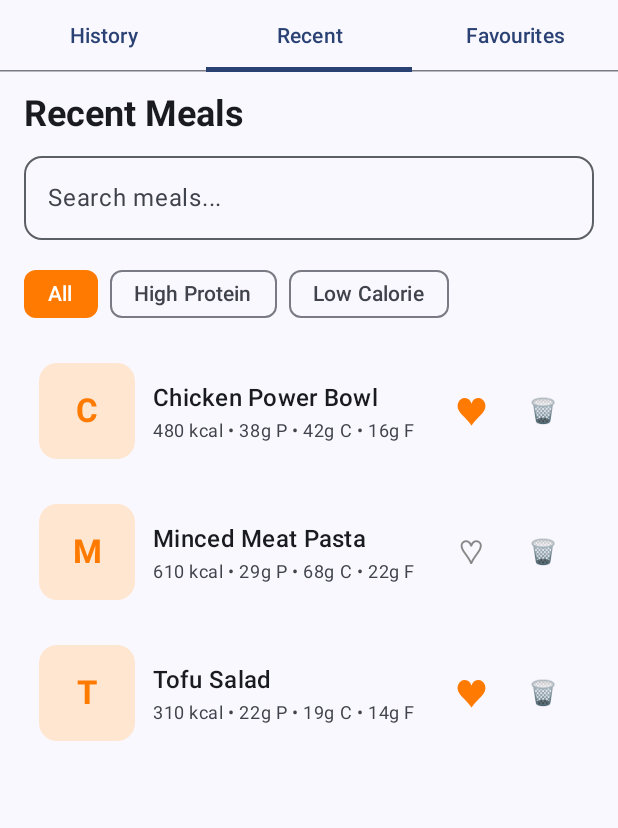
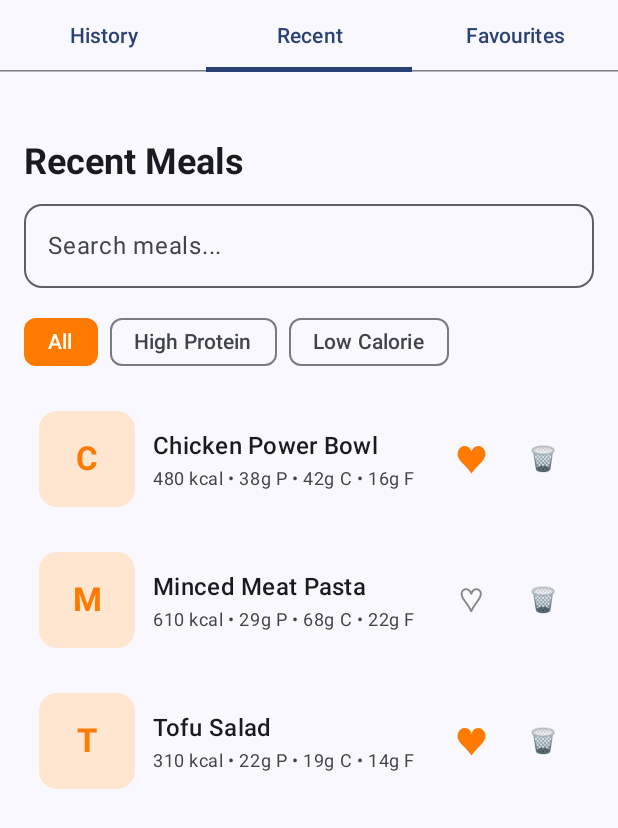
Before and after one commit to gakenyim/NutriSnap, an Android app built with Jetpack Compose: the screen it shows after launch (MainActivity), tab 2 chosen, on a phone screen of 412 x 824 dp. Shown: the top 828 px of the screen. Run offline under Robolectric (Android 15) with nearby library versions, the phone set to English and light mode, and no system bars; our stand-ins replace Room's generated code.

Commit message:
refined screens, adjust top screen spacing and hide delete button on favourites

```diff
--- a/app/src/main/java/com/example/nutrisnap/ui/history/HistoryScreen.kt
+++ b/app/src/main/java/com/example/nutrisnap/ui/history/HistoryScreen.kt
@@ -33,9 +33,7 @@ import androidx.compose.ui.text.font.FontWeight
 import androidx.compose.ui.tooling.preview.Preview
 import androidx.compose.ui.unit.dp
 import com.example.nutrisnap.data.SampleData
-import com.example.nutrisnap.data.models.DailyNutritionSummary
 import com.example.nutrisnap.data.models.Meal
-import com.example.nutrisnap.data.models.toDailySummary
 import java.time.Instant
 import java.time.LocalDate
 import java.time.ZoneId
@@ -49,15 +47,17 @@ fun HistoryScreen(
     meals: List<Meal>,
     dailyCalorieGoal: Int = 2500,
     onToggleFavourite: (Meal) -> Unit,
-    onEditMeal: (Meal) -> Unit,
-    onDeleteMeal: (Meal) -> Unit,
+    onEditMeal: (Meal) -> Unit = {},
+    onDeleteMeal: (Meal) -> Unit = {},
     modifier: Modifier = Modifier
 ) {
     val today = remember { LocalDate.now() }
+    // Generate the last 7 days ending today
     val weekDates = remember { (6L downTo 0L).map { today.minusDays(it) } }
     var selectedDate by remember { mutableStateOf(today) }
     var mealBeingEdited by remember { mutableStateOf<Meal?>(null) }
 
+    // Filter meals whose timestamp falls on the selected date
     val mealsForSelectedDay = meals.filter { meal ->
         val mealDate = Instant.ofEpochMilli(meal.timestamp)
             .atZone(ZoneId.systemDefault())
@@ -65,35 +65,44 @@ fun HistoryScreen(
         mealDate == selectedDate
     }
 
-    // Reuses your DailyNutritionSummary helper for whichever day is tapped
-    val daySummary = meals.toDailySummary(selectedDate)
+    // Calculate daily totals for the selected day
+    val totalKcal = mealsForSelectedDay.sumOf { it.kcal }
+    val totalProtein = mealsForSelectedDay.sumOf { it.protein }
+    val totalCarbs = mealsForSelectedDay.sumOf { it.carbs }
+    val totalFat = mealsForSelectedDay.sumOf { it.fat }
 
     Column(
         modifier = modifier
             .fillMaxSize()
-            .padding(horizontal = 16.dp, vertical = 12.dp),
-        verticalArrangement = Arrangement.spacedBy(14.dp)
+            .padding(start = 16.dp, end = 16.dp, top = 44.dp, bottom = 12.dp),
+        verticalArrangement = Arrangement.spacedBy(12.dp)
     ) {
+        // 1. Top Title
         Text(
             text = "History",
             style = MaterialTheme.typography.headlineSmall,
             fontWeight = FontWeight.Bold
         )
 
+        // 2. 7-Day Date Strip
         DateStrip(
             dates = weekDates,
             selectedDate = selectedDate,
             onDateSelected = { selectedDate = it }
         )
 
+        // 3. Calorie Progress & Macro Summary Card
         DailyCaloriesCard(
-            summary = daySummary,
-            goalKcal = dailyCalorieGoal
+            consumedKcal = totalKcal,
+            goalKcal = dailyCalorieGoal,
+            protein = totalProtein,
+            carbs = totalCarbs,
+            fat = totalFat
         )
 
+        // 4. Section Header + Meals List
         Text(
-            text = if (selectedDate == today) "Today's Activity"
-            else "Activity for ${selectedDate.dayOfMonth} ${selectedDate.month.getDisplayName(TextStyle.SHORT, Locale.getDefault())}",
+            text = if (selectedDate == today) "Today's Activity" else "Activity for ${selectedDate.dayOfMonth} ${selectedDate.month.getDisplayName(TextStyle.SHORT, Locale.getDefault())}",
             style = MaterialTheme.typography.titleMedium,
             fontWeight = FontWeight.SemiBold
         )
@@ -181,10 +190,13 @@ private fun DateStrip(
 
 @Composable
 private fun DailyCaloriesCard(
-    summary: DailyNutritionSummary,
-    goalKcal: Int
+    consumedKcal: Int,
+    goalKcal: Int,
+    protein: Int,
+    carbs: Int,
+    fat: Int
 ) {
-    val progress = (summary.totalKcal.toFloat() / goalKcal.toFloat()).coerceIn(0f, 1f)
+    val progress = (consumedKcal.toFloat() / goalKcal.toFloat()).coerceIn(0f, 1f)
 
     Card(
         modifier = Modifier.fillMaxWidth(),
@@ -210,12 +222,12 @@ private fun DailyCaloriesCard(
                 trackColor = Color(0xFFFFDFC2)
             )
             Text(
-                text = "${summary.totalKcal} / $goalKcal kcal",
+                text = "$consumedKcal / $goalKcal kcal",
                 style = MaterialTheme.typography.titleLarge,
                 fontWeight = FontWeight.Bold
             )
             Text(
-                text = "Protein: ${summary.totalProtein}g  •  Carbs: ${summary.totalCarbs}g  •  Fat: ${summary.totalFat}g",
+                text = "Protein: ${protein}g  •  Carbs: ${carbs}g  •  Fat: ${fat}g",
                 style = MaterialTheme.typography.bodySmall,
                 color = Color.DarkGray
             )
@@ -227,7 +239,6 @@ private fun DailyCaloriesCard(
 @Composable
 private fun HistoryScreenPreview() {
     var previewMeals by remember { mutableStateOf(SampleData.sampleMeals) }
-
     HistoryScreen(
         meals = previewMeals,
         onToggleFavourite = { clicked ->
@@ -235,13 +246,13 @@ private fun HistoryScreenPreview() {
                 if (it.id == clicked.id) it.copy(isFavourite = !it.isFavourite) else it
             }
         },
-        onEditMeal = { updated ->
+        onEditMeal = { updatedMeal ->
             previewMeals = previewMeals.map {
-                if (it.id == updated.id) updated else it
+                if (it.id == updatedMeal.id) updatedMeal else it
             }
         },
-        onDeleteMeal = { deleted ->
-            previewMeals = previewMeals.filterNot { it.id == deleted.id }
+        onDeleteMeal = { mealToDelete ->
+            previewMeals = previewMeals.filterNot { it.id == mealToDelete.id }
         }
     )
 }
--- a/app/src/main/java/com/example/nutrisnap/ui/history/MealCard.kt
+++ b/app/src/main/java/com/example/nutrisnap/ui/history/MealCard.kt
@@ -34,6 +34,7 @@ fun MealCard(
     onMealClick: (Meal) -> Unit,
     onToggleFavourite: (Meal) -> Unit,
     onDeleteMeal: (Meal) -> Unit,
+    showDeleteButton: Boolean = true,
     modifier: Modifier = Modifier
 ) {
     val brandOrange = Color(0xFFFF7A00)
@@ -51,7 +52,6 @@ fun MealCard(
                 .padding(10.dp),
             verticalAlignment = Alignment.CenterVertically
         ) {
-            // Left square placeholder
             Box(
                 modifier = Modifier
                     .size(64.dp)
@@ -69,7 +69,6 @@ fun MealCard(
 
             Spacer(modifier = Modifier.width(12.dp))
 
-            // Middle info
             Column(
                 modifier = Modifier.weight(1f),
                 verticalArrangement = Arrangement.spacedBy(2.dp)
@@ -86,7 +85,6 @@ fun MealCard(
                 )
             }
 
-            // Right actions: Favourite + Delete
             Row {
                 IconButton(onClick = { onToggleFavourite(meal) }) {
                     Text(
@@ -95,11 +93,13 @@ fun MealCard(
                         color = if (meal.isFavourite) brandOrange else Color.Gray
                     )
                 }
-                IconButton(onClick = { onDeleteMeal(meal) }) {
-                    Text(
-                        text = "🗑",
-                        style = MaterialTheme.typography.titleMedium
-                    )
+                if (showDeleteButton) {
+                    IconButton(onClick = { onDeleteMeal(meal) }) {
+                        Text(
+                            text = "🗑",
+                            style = MaterialTheme.typography.titleMedium
+                        )
+                    }
                 }
             }
         }
--- a/app/src/main/java/com/example/nutrisnap/ui/history/MealListScreen.kt
+++ b/app/src/main/java/com/example/nutrisnap/ui/history/MealListScreen.kt
@@ -35,6 +35,7 @@ fun MealListScreen(
     onToggleFavourite: (Meal) -> Unit,
     onEditMeal: (Meal) -> Unit,
     onDeleteMeal: (Meal) -> Unit,
+    showDeleteButton: Boolean = true,
     modifier: Modifier = Modifier
 ) {
     val brandOrange = Color(0xFFFF7A00)
@@ -57,7 +58,7 @@ fun MealListScreen(
     Column(
         modifier = modifier
             .fillMaxSize()
-            .padding(horizontal = 16.dp, vertical = 12.dp),
+            .padding(start = 16.dp, end = 16.dp, top = 44.dp, bottom = 12.dp),
         verticalArrangement = Arrangement.spacedBy(12.dp)
     ) {
         Text(
@@ -99,9 +100,10 @@ fun MealListScreen(
             items(filteredMeals, key = { it.id }) { meal ->
                 MealCard(
                     meal = meal,
-                    onMealClick = { mealBeingEdited = it },
+                    onMealClick = { mealBeingEdited = meal },
                     onToggleFavourite = onToggleFavourite,
-                    onDeleteMeal = onDeleteMeal
+                    onDeleteMeal = onDeleteMeal,
+                    showDeleteButton = showDeleteButton
                 )
             }
         }
```
Also changed, not shown: app/src/main/java/com/example/nutrisnap/ui/favourites/FavouriteScreen.kt (added, +86 -0 lines).
